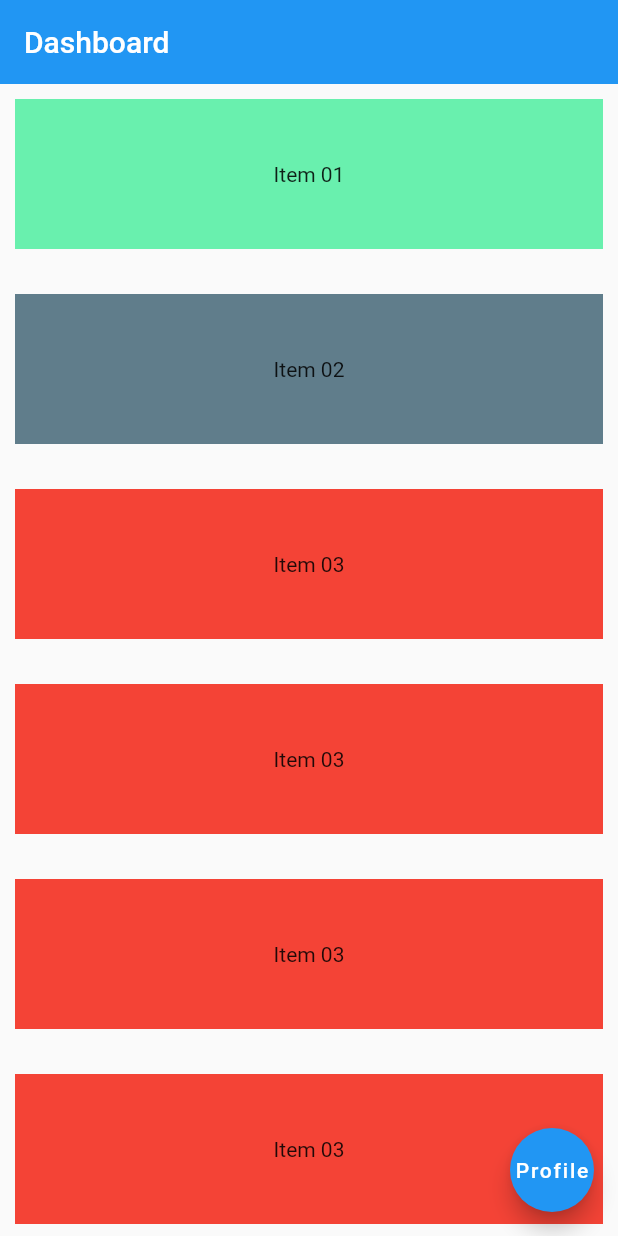
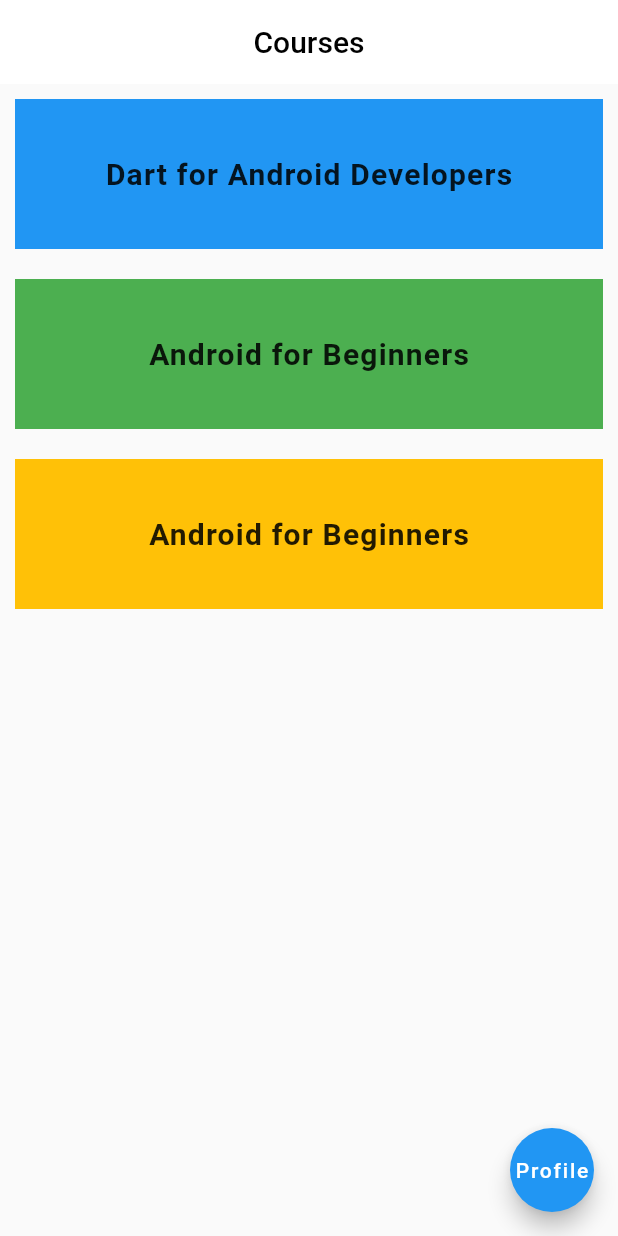
Before and after one commit to mishkatmustafid/arektu_shikhi, a Flutter app: the Dashboard screen opened directly, on a phone screen of 412 x 824 dp. Run offline on Flutter 3.47's test engine with Material 2 defaults, Android fonts, the light colour scheme and no system bars; our stand-ins replace percent_indicator; Roboto replaces fonts that are missing (Arial).

Commit message:
Dashboard ready

```diff
--- a/lib/models/courses.dart
+++ b/lib/models/courses.dart
@@ -21,19 +21,19 @@ class Course {
 List<Course> courses = [
   Course(
     "Dart for Android Developers",
-    "https://www.youtube.com/watch?v=XBKzpTz65Io",
+    "https://www.youtube.com/watch?v=wHXl4HeuwiM",
     Colors.blue,
   ),
 
   Course(
     "Android for Beginners",
-    "https://www.youtube.com/watch?v=XBKzpTz65Io",
+    "https://www.youtube.com/watch?v=CRZPkwmoOpM",
     Colors.green
   ),
 
   Course(
     "Android for Beginners",
-    "https://www.youtube.com/watch?v=XBKzpTz65Io",
+    "https://www.youtube.com/watch?v=CRZPkwmoOpM",
     Colors.amber
   ),
 ];
--- a/lib/screens/dashboard.dart
+++ b/lib/screens/dashboard.dart
@@ -1,68 +1,132 @@
+import 'package:arektu_shikhi/screens/itemdetails.dart';
+// ignore: unused_import
+import 'package:arektu_shikhi/services/database.dart';
+import 'package:arektu_shikhi/models/courses.dart';
 import 'package:flutter/material.dart';
 
 class Dashboard extends StatefulWidget {
-  const Dashboard({ Key? key }) : super(key: key);
+  const Dashboard({Key? key}) : super(key: key);
 
   @override
   _DashboardState createState() => _DashboardState();
 }
 
 class _DashboardState extends State<Dashboard> {
+  // DatabaseService databaseService = DatabaseService();
+
+
   @override
   Widget build(BuildContext context) {
     return Scaffold(
       appBar: AppBar(
-        title: Text('Dashboard'),
+        title: Text('Courses',
+          style: TextStyle(
+            color: Colors.black,
+          ),
+        ),
+        centerTitle: true,
         elevation: 0,
         automaticallyImplyLeading: false,
+        backgroundColor: Colors.white,
       ),
       body: SafeArea(
-        child: ListView(
-          scrollDirection: Axis.vertical,
-          children: [
-            Container(
+        child: ListView.builder(
+          itemCount: courses.length,
+          itemBuilder: (context, index) => GestureDetector(
+            onTap: () => Navigator.push(
+              context,
+              MaterialPageRoute(builder: (context) => ItemScreen(
+                course: courses[index],
+              ))
+            ),
+            child: Container(
               margin: EdgeInsets.all(10),
-              child: Center(child: Text('Item 01')),
+              child: Center(
+                child: Text(courses[index].title,
+                  style: TextStyle(
+                      fontSize: 20,
+                      fontWeight: FontWeight.w600,
+                      fontFamily: 'Arial',
+                      letterSpacing: 0.8,
+                  ),
+                ),
+              ),
               height: 100,
-              color: Colors.greenAccent,
+              color: courses[index].color,
             ),
-            SizedBox(height: 10,),
-            Container(
-              margin: EdgeInsets.all(10),
-              child: Center(child: Text('Item 02')),
-              height: 100,
-              color: Colors.blueGrey,
-            ),
-            SizedBox(height: 10,),
-            Container(
-              margin: EdgeInsets.all(10),
-              child: Center(child: Text('Item 03')),
-              height: 100,
-              color: Colors.red,
-            ),
-            SizedBox(height: 10,),
-            Container(
-              margin: EdgeInsets.all(10),
-              child: Center(child: Text('Item 03')),
-              height: 100,
-              color: Colors.red,
-            ),
-            SizedBox(height: 10,),
-            Container(
-              margin: EdgeInsets.all(10),
-              child: Center(child: Text('Item 03')),
-              height: 100,
-              color: Colors.red,
-            ),
-            SizedBox(height: 10,),
-            Container(
-              margin: EdgeInsets.all(10),
-              child: Center(child: Text('Item 03')),
-              height: 100,
-              color: Colors.red,
-            ),
-          ],
+          ),
         ),
+        // child: ListView(
+          // scrollDirection: Axis.vertical,
+          // children: [
+          //   for (var course in courses)  Container(
+          //     margin: EdgeInsets.all(10),
+          //     child: Center(
+          //       child: Text(course.title,
+          //         style: TextStyle(
+          //           fontSize: 20,
+          //           fontWeight: FontWeight.w600,
+          //           fontFamily: 'Arial',
+          //           letterSpacing: 0.8,
+          //         ),
+          //       ),
+          //     ),
+          //     height: 100,
+          //     color: Colors.lightGreen[400],
+          //   ),
+          // ],
+            // Container(
+            //   margin: EdgeInsets.all(10),
+            //   child: Center(child: Text('Item 01')),
+            //   height: 100,
+            //   color: Colors.greenAccent,
+            // ),
+            // SizedBox(
+            //   height: 10,
+            // ),
+            // Container(
+            //   margin: EdgeInsets.all(10),
+            //   child: Center(child: Text('Item 02')),
+            //   height: 100,
+            //   color: Colors.blueGrey,
+            // ),
+            // SizedBox(
+            //   height: 10,
+            // ),
+            // Container(
+            //   margin: EdgeInsets.all(10),
+            //   child: Center(child: Text('Item 03')),
+            //   height: 100,
+            //   color: Colors.red,
+            // ),
+            // SizedBox(
+            //   height: 10,
+            // ),
+            // Container(
+            //   margin: EdgeInsets.all(10),
+            //   child: Center(child: Text('Item 03')),
+            //   height: 100,
+            //   color: Colors.red,
+            // ),
+            // SizedBox(
+            //   height: 10,
+            // ),
+            // Container(
+            //   margin: EdgeInsets.all(10),
+            //   child: Center(child: Text('Item 03')),
+            //   height: 100,
+            //   color: Colors.red,
+            // ),
+            // SizedBox(
+            //   height: 10,
+            // ),
+            // Container(
+            //   margin: EdgeInsets.all(10),
+            //   child: Center(child: Text('Item 03')),
+            //   height: 100,
+            //   color: Colors.red,
+            // ),
+        // ),
       ),
       floatingActionButton: FloatingActionButton(
         onPressed: () {
```
